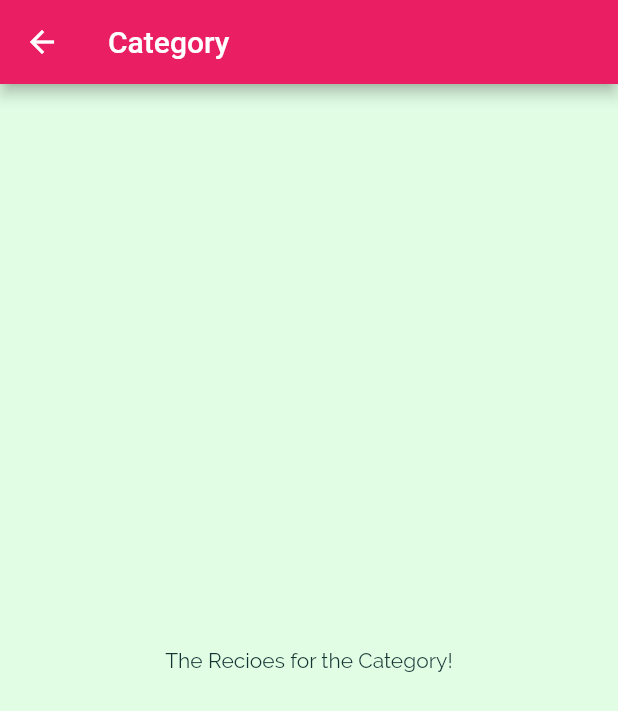
After one commit to amirul12/meal-flutter, a Flutter app: the screen it shows after launch, after a tap on "Italian", on a phone screen of 412 x 824 dp. The commit adds this screen. Shown: the top 711 px of the screen. Run offline on Flutter 3.47's test engine with Material 2 defaults, Android fonts, the phone set to English and light mode, and no system bars.

Commit message:
7. Navigating to a New Page

```diff
--- a/lib/category_item.dart
+++ b/lib/category_item.dart
@@ -1,26 +1,37 @@
 import 'package:flutter/cupertino.dart';
 import 'package:flutter/material.dart';
+import 'package:meal/category_meal_screen.dart';
+
 class CategoryItem extends StatelessWidget {
-
   final String title;
   final Color color;
-  const CategoryItem({ required this.title, required this.color});
 
+  const CategoryItem({required this.title, required this.color});
+
+  void selectCategory(BuildContext ctx){
+    Navigator.of(ctx).push(MaterialPageRoute(builder: (_){
+      return CategoryMealScreen();
+    }));
+
+  }
   @override
   Widget build(BuildContext context) {
-    return Container(
- margin: EdgeInsets.all(5),
-      padding: const EdgeInsets.all(15),
-      child: Text(title, style: Theme.of(context).textTheme.subtitle1,),
-      decoration: BoxDecoration(
-        gradient: LinearGradient(colors: [
-          color.withOpacity(0.7),
-          color
-        ],
-          begin: Alignment.topRight,
-          end: Alignment.topLeft
+    return InkWell(
+      onTap: ()=> selectCategory(context),
+      child: Container(
+        margin: EdgeInsets.all(5),
+        padding: const EdgeInsets.all(15),
+        child: Text(
+          title,
+          style: Theme.of(context).textTheme.subtitle1,
         ),
-        borderRadius: BorderRadius.circular(15),
+        decoration: BoxDecoration(
+          gradient: LinearGradient(
+              colors: [color.withOpacity(0.7), color],
+              begin: Alignment.topRight,
+              end: Alignment.topLeft),
+          borderRadius: BorderRadius.circular(15),
+        ),
       ),
     );
   }
--- /dev/null
+++ b/lib/category_meal_screen.dart
@@ -0,0 +1,14 @@
+import 'package:flutter/material.dart';
+class CategoryMealScreen extends StatelessWidget {
+  const CategoryMealScreen({Key? key}) : super(key: key);
+
+  @override
+  Widget build(BuildContext context) {
+    return Scaffold(
+    appBar: AppBar(title: Text("Category"),),
+      body: Center(
+        child: Text("The Recioes for the Category!"),
+
+    ), );
+  }
+}
```
